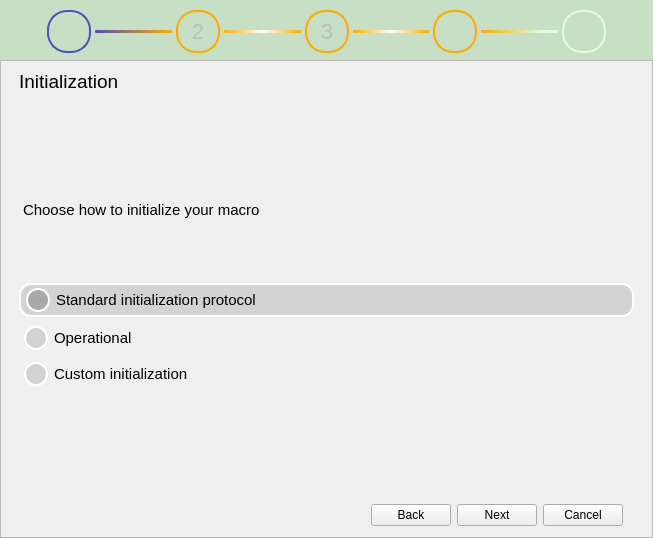
First picture: the form in apps/Lab-on-a-tip/protocolWizard.ui, repository bellonemauro/Labonatip2.0, before the edit.
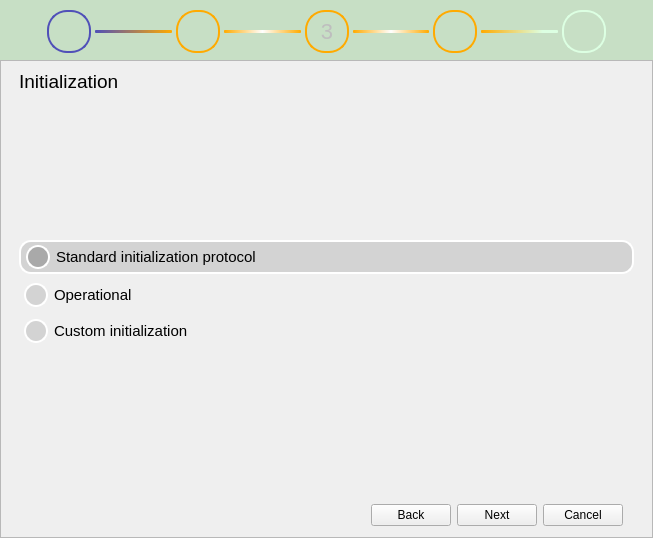
Second picture: the form after the edit. Icons and pictures are not drawn.

Commit message: a bit more on protocol wizard and protocol editor

What changed in the file:
```diff
--- a/apps/Lab-on-a-tip/protocolWizard.ui
+++ b/apps/Lab-on-a-tip/protocolWizard.ui
@@ -795,11 +795,11 @@
           </layout>
          </widget>
          <widget class="QWidget" name="page_4">
-          <layout class="QGridLayout" name="gridLayout_4">
+          <layout class="QVBoxLayout" name="verticalLayout">
            <property name="bottomMargin">
             <number>0</number>
            </property>
-           <item row="0" column="0" rowspan="2" colspan="4">
+           <item>
             <widget class="QLabel" name="label_7">
              <property name="font">
               <font>
@@ -811,7 +811,63 @@
              </property>
             </widget>
            </item>
-           <item row="9" column="0" colspan="4">
+           <item>
+            <spacer name="verticalSpacer_10">
+             <property name="orientation">
+              <enum>Qt::Vertical</enum>
+             </property>
+             <property name="sizeHint" stdset="0">
+              <size>
+               <width>20</width>
+               <height>20</height>
+              </size>
+             </property>
+            </spacer>
+           </item>
+           <item>
+            <widget class="QRadioButton" name="radioButton_init_stand">
+             <property name="styleSheet">
+              <string notr="true"/>
+             </property>
+             <property name="text">
+              <string>Standard initialization protocol</string>
+             </property>
+             <property name="icon">
+              <iconset>
+               <normaloff>icons/newTip.png</normaloff>icons/newTip.png</iconset>
+             </property>
+             <property name="iconSize">
+              <size>
+               <width>50</width>
+               <height>50</height>
+              </size>
+             </property>
+             <property name="checked">
+              <bool>true</bool>
+             </property>
+            </widget>
+           </item>
+           <item>
+            <widget class="QRadioButton" name="radioButton_init_oper">
+             <property name="styleSheet">
+              <string notr="true"/>
+             </property>
+             <property name="text">
+              <string>Operational</string>
+             </property>
+             <property name="icon">
+              <iconset>
+               <normaloff>icons/run.png</normaloff>icons/run.png</iconset>
+             </property>
+             <property name="iconSize">
+              <size>
+               <width>50</width>
+               <height>50</height>
+              </size>
+             </property>
+            </widget>
+           </item>
+           <item>
             <widget class="QRadioButton" name="radioButton_init_custom">
              <property name="styleSheet">
               <string notr="true"/>
@@ -819,9 +875,32 @@
              <property name="text">
               <string>Custom initialization</string>
              </property>
+             <property name="icon">
+              <iconset>
+               <normaloff>icons/custom.png</normaloff>icons/custom.png</iconset>
+             </property>
+             <property name="iconSize">
+              <size>
+               <width>50</width>
+               <height>50</height>
+              </size>
+             </property>
             </widget>
            </item>
-           <item row="11" column="0" colspan="4">
+           <item>
+            <spacer name="verticalSpacer_6">
+             <property name="orientation">
+              <enum>Qt::Vertical</enum>
+             </property>
+             <property name="sizeHint" stdset="0">
+              <size>
+               <width>20</width>
+               <height>40</height>
+              </size>
+             </property>
+            </spacer>
+           </item>
+           <item>
             <widget class="QGroupBox" name="groupBox_7">
              <property name="maximumSize">
               <size>
@@ -883,109 +962,6 @@
              </layout>
             </widget>
            </item>
-           <item row="8" column="0" colspan="4">
-            <widget class="QRadioButton" name="radioButton_init_oper">
-             <property name="styleSheet">
-              <string notr="true"/>
-             </property>
-             <property name="text">
-              <string>Operational</string>
-             </property>
-             <property name="icon">
-              <iconset>
-               <normaloff>icons/run.png</normaloff>icons/run.png</iconset>
-             </property>
-             <property name="iconSize">
-              <size>
-               <width>50</width>
-               <height>50</height>
-              </size>
-             </property>
-            </widget>
-           </item>
-           <item row="5" column="0">
-            <spacer name="verticalSpacer_10">
-             <property name="orientation">
-              <enum>Qt::Vertical</enum>
-             </property>
-             <property name="sizeHint" stdset="0">
-              <size>
-               <width>20</width>
-               <height>20</height>
-              </size>
-             </property>
-            </spacer>
-           </item>
-           <item row="6" column="0">
-            <widget class="QPlainTextEdit" name="plainTextEdit_3">
-             <property name="sizePolicy">
-              <sizepolicy hsizetype="Expanding" vsizetype="Minimum">
-               <horstretch>0</horstretch>
-               <verstretch>0</verstretch>
-              </sizepolicy>
-             </property>
-             <property name="maximumSize">
-              <size>
-               <width>16777215</width>
-               <height>80</height>
-              </size>
-             </property>
-             <property name="font">
-              <font>
-               <pointsize>11</pointsize>
-              </font>
-             </property>
-             <property name="styleSheet">
-              <string notr="true">QPlainTextEdit {
-    background-color: transparent;
-    /*background-image: url(draft.png);*/
-    background-attachment: scroll;
-}</string>
-             </property>
-             <property name="frameShape">
-              <enum>QFrame::NoFrame</enum>
-             </property>
-             <property name="plainText">
-              <string>Choose how to initialize your macro</string>
-             </property>
-            </widget>
-           </item>
-           <item row="10" column="0" colspan="2">
-            <spacer name="verticalSpacer_6">
-             <property name="orientation">
-              <enum>Qt::Vertical</enum>
-             </property>
-             <property name="sizeHint" stdset="0">
-              <size>
-               <width>20</width>
-               <height>40</height>
-              </size>
-             </property>
-            </spacer>
-           </item>
-           <item row="7" column="0" colspan="4">
-            <widget class="QRadioButton" name="radioButton_init_stand">
-             <property name="styleSheet">
-              <string notr="true"/>
-             </property>
-             <property name="text">
-              <string>Standard initialization protocol</string>
-             </property>
-             <property name="icon">
-              <iconset>
-               <normaloff>icons/newTip.png</normaloff>icons/newTip.png</iconset>
-             </property>
-             <property name="iconSize">
-              <size>
-               <width>50</width>
-               <height>50</height>
-              </size>
-             </property>
-             <property name="checked">
-              <bool>true</bool>
-             </property>
-            </widget>
-           </item>
           </layout>
          </widget>
          <widget class="QWidget" name="page_5">
@@ -1852,7 +1828,18 @@
 </string>
         </property>
         <property name="text">
-         <string>2</string>
+         <string/>
+        </property>
+        <property name="icon">
+         <iconset>
+          <normaloff>icons/init.png</normaloff>
+          <disabledoff>icons/init.png</disabledoff>icons/init.png</iconset>
+        </property>
+        <property name="iconSize">
+         <size>
+          <width>25</width>
+          <height>25</height>
+         </size>
         </property>
         <property name="checkable">
          <bool>true</bool>
```
The commit also changes 6 other files.
